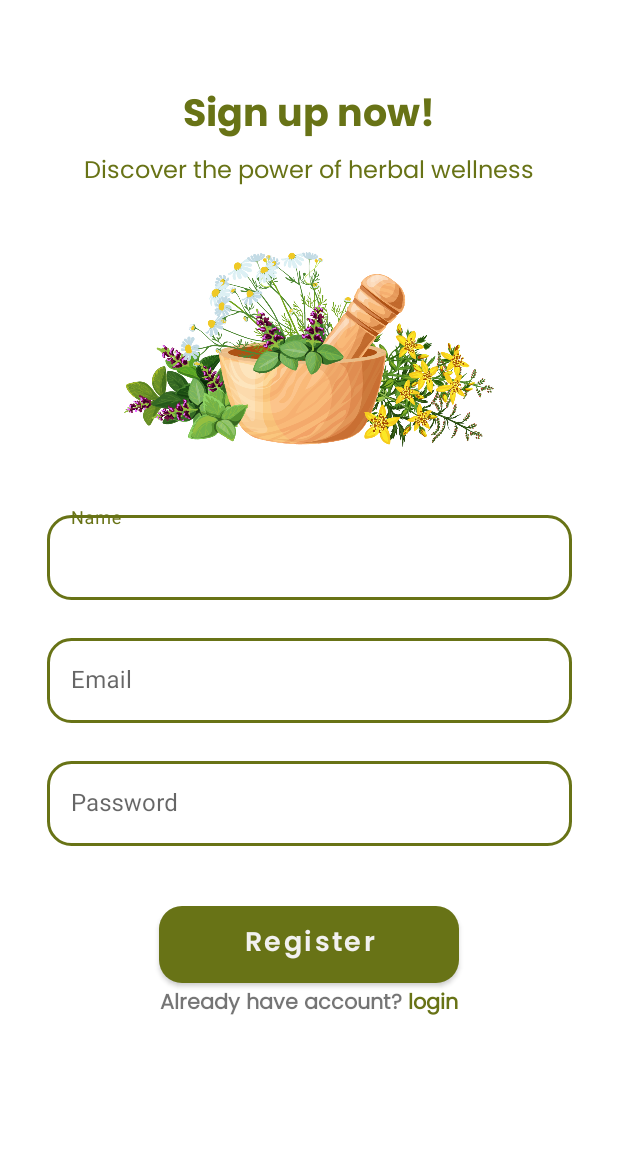
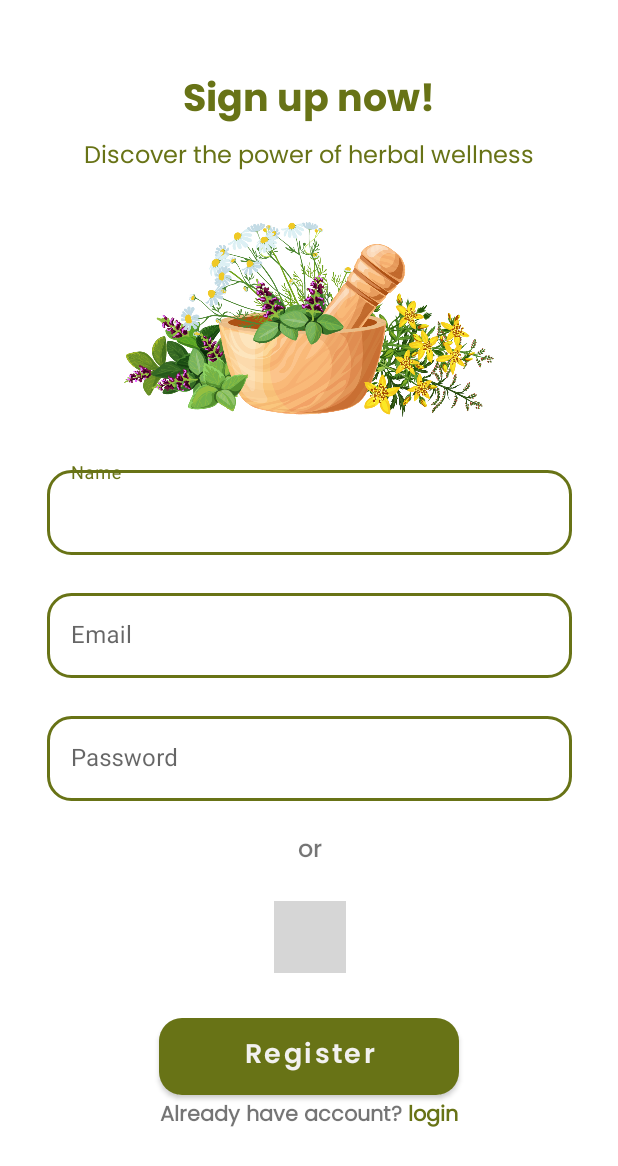
Before and after one commit to Herbify/Herbify-App, an Android app: the layout activity_register.xml on its own in the app's theme, with its tools: preview values and no code run, on a phone screen of 412 x 824 dp. Shown: the top 1166 px of the screen. Run offline under Robolectric (Android 15) with nearby library versions, the phone set to English and light mode, and no system bars; grey boxes are pictures that could not be loaded.

Commit message:
update - login google

```diff
--- a/app/src/main/res/layout/activity_register.xml
+++ b/app/src/main/res/layout/activity_register.xml
@@ -17,7 +17,7 @@
         android:id="@+id/tv_sign_up_now"
         android:layout_width="match_parent"
         android:layout_height="wrap_content"
-        android:layout_marginTop="30dp"
+        android:layout_marginTop="20dp"
         android:gravity="center"
         android:text="@string/sign_up_now"
         android:textColor="@color/green_moss"
@@ -45,7 +45,7 @@
         android:id="@+id/iv_logo_register"
         android:layout_width="match_parent"
         android:layout_height="130dp"
-        android:layout_marginTop="40dp"
+        android:layout_marginTop="30dp"
         android:contentDescription="@string/picture_herbal"
         android:src="@drawable/pict_auth"
         app:layout_constraintEnd_toEndOf="parent"
@@ -59,7 +59,7 @@
         android:layout_width="match_parent"
         android:layout_height="wrap_content"
         app:layout_constraintWidth="350dp"
-        android:layout_marginTop="40dp"
+        android:layout_marginTop="30dp"
         app:layout_constraintEnd_toEndOf="parent"
         app:layout_constraintStart_toStartOf="parent"
         app:layout_constraintTop_toBottomOf="@+id/iv_logo_register">
@@ -92,6 +92,7 @@
             android:maxWidth="40dp"
             android:background="@drawable/bg_input_text"
             android:hint="@string/email"
+            android:autofillHints="emailAddress"
             android:inputType="textEmailAddress" />
 
     </com.google.android.material.textfield.TextInputLayout>
@@ -117,11 +118,36 @@
 
     </com.google.android.material.textfield.TextInputLayout>
 
+        <TextView
+            android:id="@+id/tv_opsi_login"
+            android:layout_width="wrap_content"
+            android:layout_height="wrap_content"
+            android:layout_margin="20sp"
+            android:fontFamily="@font/poppins_medium"
+            android:gravity="center"
+            android:text="@string/or"
+            android:textSize="16sp"
+            app:layout_constraintEnd_toEndOf="@+id/til_password"
+            app:layout_constraintStart_toStartOf="@+id/til_password"
+            app:layout_constraintTop_toBottomOf="@+id/til_password" />
+
+        <ImageButton
+            android:id="@+id/btn_google"
+            android:layout_width="48dp"
+            android:layout_height="48dp"
+            android:layout_marginTop="20dp"
+            android:background="@drawable/ic_google"
+            android:contentDescription="@string/button_login_google"
+            app:layout_constraintEnd_toEndOf="@+id/tv_opsi_login"
+            app:layout_constraintStart_toStartOf="@+id/tv_opsi_login"
+            app:layout_constraintTop_toBottomOf="@+id/tv_opsi_login"
+            tools:ignore="RedundantDescriptionCheck" />
+
     <Button
         android:id="@+id/btn_register"
         android:layout_width="200dp"
         android:layout_height="wrap_content"
-        android:layout_marginTop="40dp"
+        android:layout_marginTop="30dp"
         android:fontFamily="@font/poppins_semi_bold"
         android:gravity="center"
         android:background="@drawable/bg_button"
@@ -131,7 +157,7 @@
         android:textSize="18sp"
         app:layout_constraintEnd_toEndOf="parent"
         app:layout_constraintStart_toStartOf="parent"
-        app:layout_constraintTop_toBottomOf="@+id/til_password" />
+        app:layout_constraintTop_toBottomOf="@+id/btn_google" />
 
         <TextView
             android:id="@+id/tv_login"
@@ -145,6 +171,7 @@
             android:textStyle="bold"
             app:layout_constraintBottom_toBottomOf="parent"
             app:layout_constraintTop_toBottomOf="@+id/btn_register"
+            tools:ignore="TextContrastCheck"
             tools:layout_editor_absoluteX="25dp" />
 
     </androidx.constraintlayout.widget.ConstraintLayout>
```
Also changed, not shown: app/src/main/res/layout/activity_login.xml (+44 -8 lines), app/src/main/res/values/strings.xml (+13 -0 lines).
